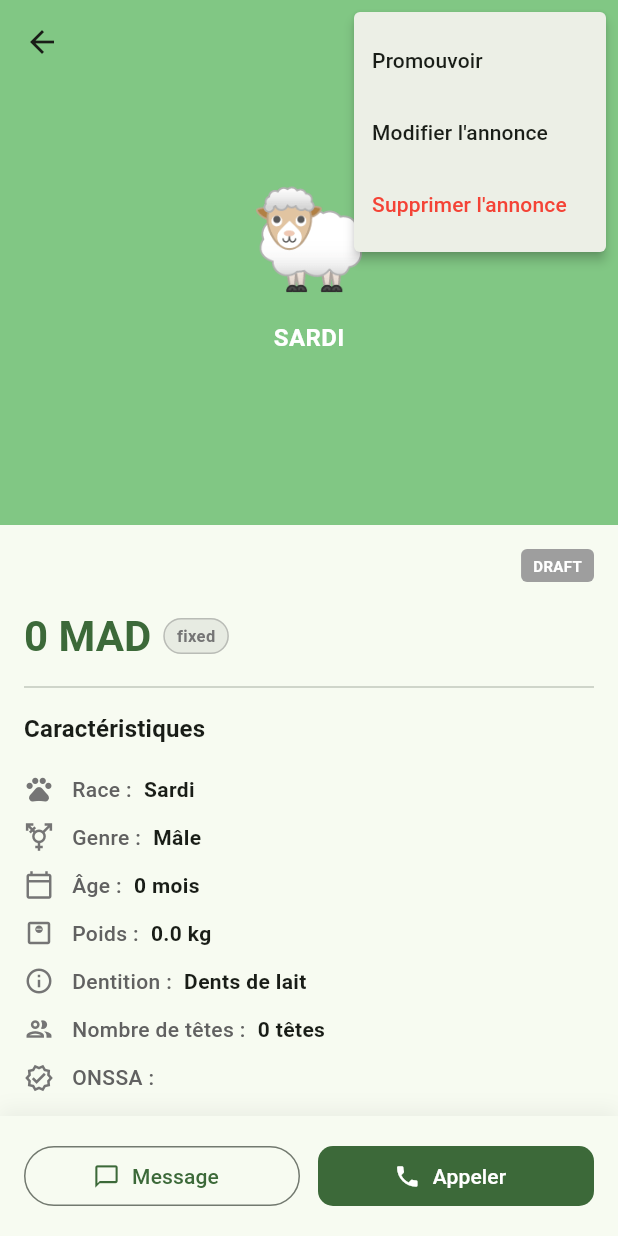
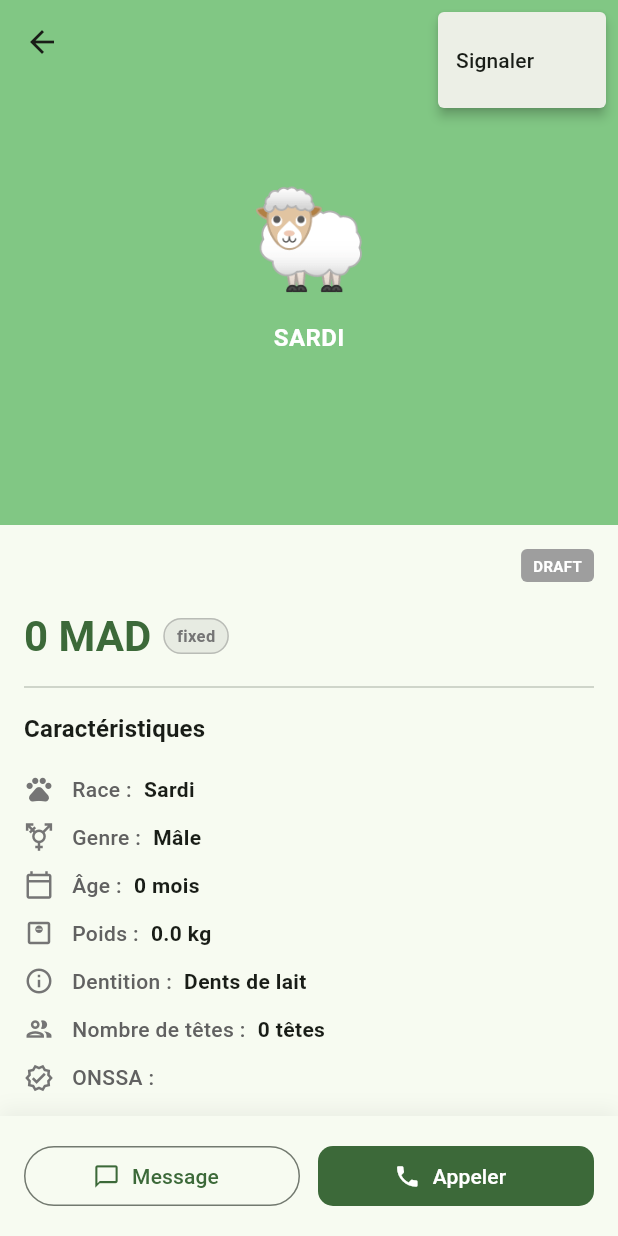
Before and after one commit to ED-DAMI/Chana9, a Flutter app: the _AnnonceDetailView screen opened directly with empty values, after a tap on the "more vert" icon, on a phone screen of 412 x 824 dp. Run offline on Flutter 3.47's test engine with Material 3 defaults, Android fonts, the phone set to English and light mode, and no system bars; our stand-ins replace cached_network_image, dartz, dio, equatable, fl_chart, flutter_bloc and 7 more; accounts and stored records are empty; network calls fail.

Commit message:
fix(annonce-detail): restrict management actions to annonce owner only

```diff
--- a/mobile/lib/features/annonces/presentation/pages/annonce_detail_page.dart
+++ b/mobile/lib/features/annonces/presentation/pages/annonce_detail_page.dart
@@ -1,8 +1,7 @@
 import 'package:flutter/material.dart';
 import 'package:flutter_bloc/flutter_bloc.dart';
-
 import 'package:ma_chana9_app/features/annonces/presentation/bloc/annonce_detail_bloc.dart';
-
+import 'package:ma_chana9_app/features/auth/presentation/bloc/auth_bloc.dart';
 import 'package:ma_chana9_app/shared/enums/annonce_status.dart';
 import '../../../../injection_container.dart';
 import '../../../../l10n/app_localizations.dart';
@@ -31,6 +30,17 @@ class AnnonceDetailPage extends StatelessWidget {
             },
             deleted: () => Navigator.of(context).pop(),
             failure: (message) {
+              ScaffoldMessenger.of(context).showSnackBar(
+                SnackBar(content: Text(message), backgroundColor: Colors.red),
+              );
+            },
+            failureWithCode: (code) {
+              final message = switch (code) {
+                'alreadyReported' => l10n.alreadyReported,
+                'cannotReportOwnAnnonce' => l10n.cannotReportOwnAnnonce,
+                'alreadyInFavorites' => l10n.alreadyInFavorites,
+                _ => l10n.error,
+              };
               ScaffoldMessenger.of(context).showSnackBar(
                 SnackBar(content: Text(message), backgroundColor: Colors.red),
               );
@@ -65,6 +75,12 @@ class _AnnonceDetailView extends StatelessWidget {
     final theme = Theme.of(context);
     final l10n = AppLocalizations.of(context)!;
 
+    // ✅ Récupérer l'utilisateur connecté depuis AuthBloc
+    final currentUser = context.read<AuthBloc>().state.whenOrNull(
+      authenticated: (user) => user,
+    );
+    final isOwner = currentUser != null && currentUser.id == annonce.sellerId;
+
     return Scaffold(
       body: CustomScrollView(
         slivers: [
@@ -75,12 +91,14 @@ class _AnnonceDetailView extends StatelessWidget {
               background: AnnoncePhotoCarousel(annonce: annonce, height: 350),
             ),
             actions: [
+              if (!isOwner)
                 IconButton(
                   icon: const Icon(Icons.favorite_border),
                   onPressed: () => context
                       .read<AnnonceDetailBloc>()
                       .add(AnnonceDetailEvent.addFavorite(annonce.id)),
                 ),
+              if (isOwner)
                 PopupMenuButton<String>(
                   onSelected: (value) =>
                       _handleMenuAction(context, value, annonce),
@@ -103,6 +121,16 @@ class _AnnonceDetailView extends StatelessWidget {
                       child: Text(l10n.deleteAnnonce,
                           style: const TextStyle(color: Colors.red)),
                     ),
+                  ],
+                ),
+              // ✅ Signaler visible pour tout le monde sauf le propriétaire
+              if (!isOwner)
+                PopupMenuButton<String>(
+                  onSelected: (value) =>
+                      _handleMenuAction(context, value, annonce),
+                  itemBuilder: (_) => [
+                    PopupMenuItem(
+                        value: 'report', child: Text(l10n.report)),
                   ],
                 ),
             ],
@@ -275,11 +303,14 @@ class _AnnonceDetailView extends StatelessWidget {
           ),
         ],
       ),
-      bottomNavigationBar: _buildBottomContact(theme, l10n),
+      // ✅ Boutons contact visibles uniquement si pas propriétaire
+      bottomNavigationBar:
+      isOwner ? null : _buildBottomContact(theme, l10n, context),
     );
   }
 
-  Widget _buildBottomContact(ThemeData theme, AppLocalizations l10n) {
+  Widget _buildBottomContact(
+      ThemeData theme, AppLocalizations l10n, BuildContext context) {
     return Container(
       padding: const EdgeInsets.all(16),
       decoration: BoxDecoration(
@@ -339,6 +370,12 @@ class _AnnonceDetailView extends StatelessWidget {
         bloc.add(AnnonceDetailEvent.activateTopLot(
             id: annonce.id, durationDays: 7));
         break;
+      case 'report':
+        bloc.add(AnnonceDetailEvent.report(
+          id: annonce.id,
+          reason: 'inappropriate',
+        ));
+        break;
     }
   }
 
@@ -365,18 +402,6 @@ class _AnnonceDetailView extends StatelessWidget {
         ],
       ),
     );
-  }
-
-  String getDentition(BuildContext context, String dentitionName) {
-    final l10n = AppLocalizations.of(context)!;
-    return switch (dentitionName) {
-      'MILK_TEETH' => l10n.milkTeeth,
-      'TWO_TEETH'  => l10n.twoTeeth,
-      'FOUR_TEETH' => l10n.fourTeeth,
-      'SIX_TEETH'  => l10n.sixTeeth,
-      'FULL_MOUTH' => l10n.fullMouth,
-      _            => dentitionName,
-    };
   }
 }
 
@@ -427,8 +452,8 @@ class _StatusBadge extends StatelessWidget {
 
     return Container(
       padding: const EdgeInsets.symmetric(horizontal: 8, vertical: 4),
-      decoration:
-      BoxDecoration(color: color, borderRadius: BorderRadius.circular(4)),
+      decoration: BoxDecoration(
+          color: color, borderRadius: BorderRadius.circular(4)),
       child: Text(label,
           style: const TextStyle(
               color: Colors.white,
```
Lines whose indentation alone changed are shown as unchanged.
